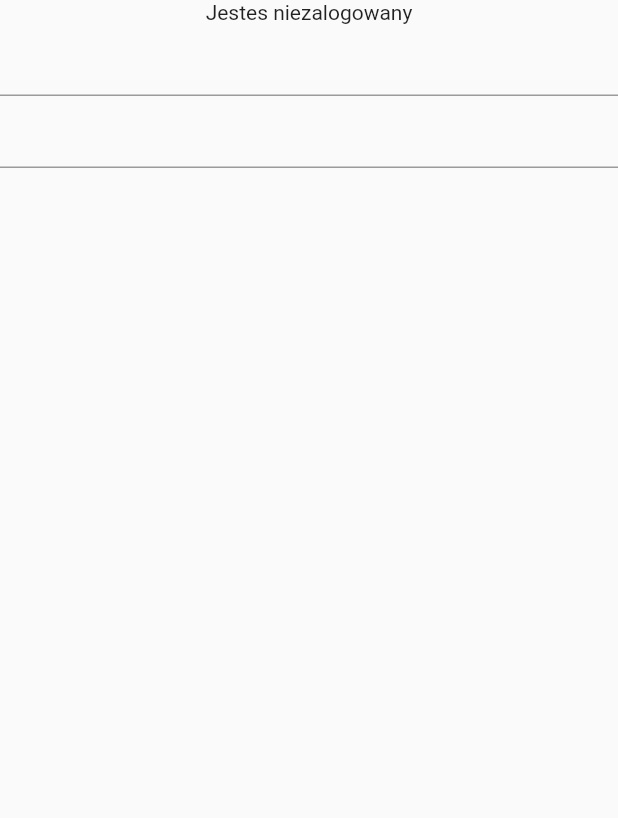
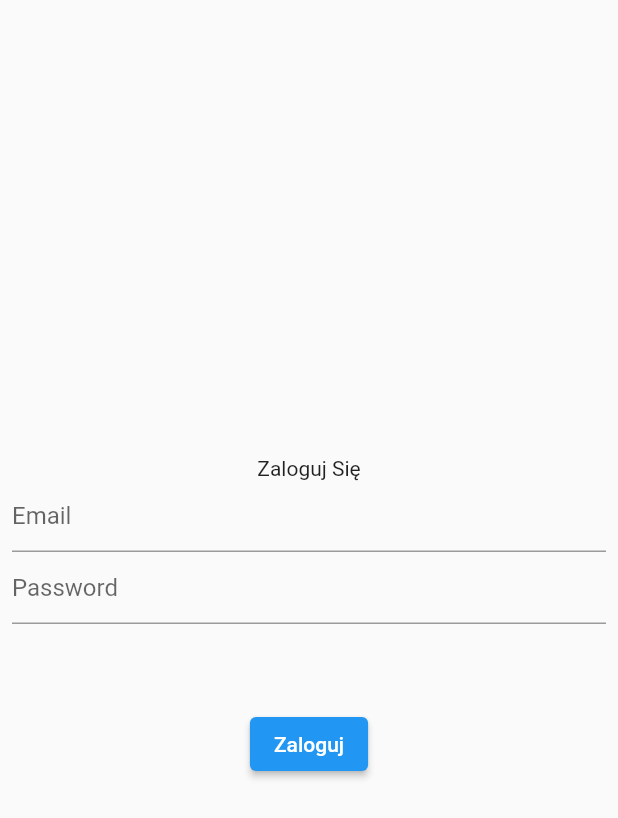
Before and after one commit to LukaszWalencik/best_burgers, a Flutter app: the screen it shows after launch, on a phone screen of 412 x 824 dp. Shown: the top 818 px of the screen. Run offline on Flutter 3.47's test engine with Material 2 defaults, Android fonts, the phone set to English and light mode, and no system bars; our stand-ins replace firebase_auth, firebase_core; accounts and stored records are empty.

Commit message:
change to statefull widget, add button

```diff
--- a/lib/app/login/login_page_content.dart
+++ b/lib/app/login/login_page_content.dart
@@ -1,20 +1,61 @@
+import 'package:firebase_auth/firebase_auth.dart';
 import 'package:flutter/material.dart';
 
-class LoginPage extends StatelessWidget {
-  const LoginPage({
+class LoginPage extends StatefulWidget {
+  LoginPage({
     Key? key,
   }) : super(key: key);
+
+  final emailController = TextEditingController();
+  final passwordController = TextEditingController();
+
+  @override
+  State<LoginPage> createState() => _LoginPageState();
+}
+
+class _LoginPageState extends State<LoginPage> {
+  var errorMessage = '';
 
   @override
   Widget build(BuildContext context) {
     return Scaffold(
       body: Center(
-        child: Column(
-          children: [
-            Text('Jestes niezalogowany'),
-            TextField(),
-            TextField(),
-          ],
+        child: Padding(
+          padding: const EdgeInsets.all(8.0),
+          child: Column(
+            mainAxisAlignment: MainAxisAlignment.center,
+            children: [
+              Text('Zaloguj Się'),
+              TextField(
+                controller: widget.emailController,
+                decoration: InputDecoration(hintText: 'Email'),
+              ),
+              TextField(
+                controller: widget.passwordController,
+                decoration: InputDecoration(hintText: 'Password'),
+                obscureText: true,
+              ),
+              SizedBox(height: 20),
+              Text(errorMessage),
+              SizedBox(height: 20),
+              ElevatedButton(
+                onPressed: () async {
+                  try {
+                    await FirebaseAuth.instance.signInWithEmailAndPassword(
+                      email: widget.emailController.text,
+                      password: widget.passwordController.text,
+                    );
+                  } catch (error) {
+                    setState(() {
+                      errorMessage = error.toString();
+                    });
+                    ;
+                  }
+                },
+                child: Text('Zaloguj'),
+              ),
+            ],
+          ),
         ),
       ),
     );
```
